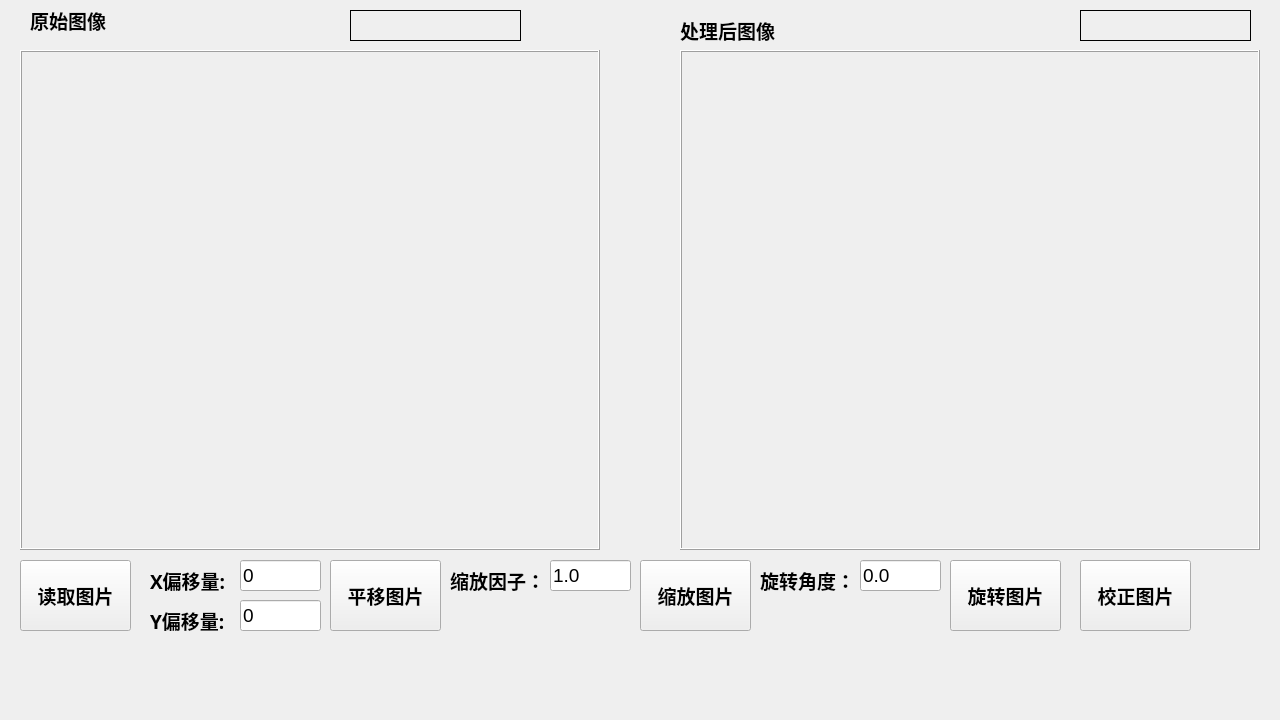
The window that course_design/opencv/Win/opencv_exp_2/opencv_exp_2.ui (BLUEMOON233/code) describes before a commit, drawn with Qt 5.
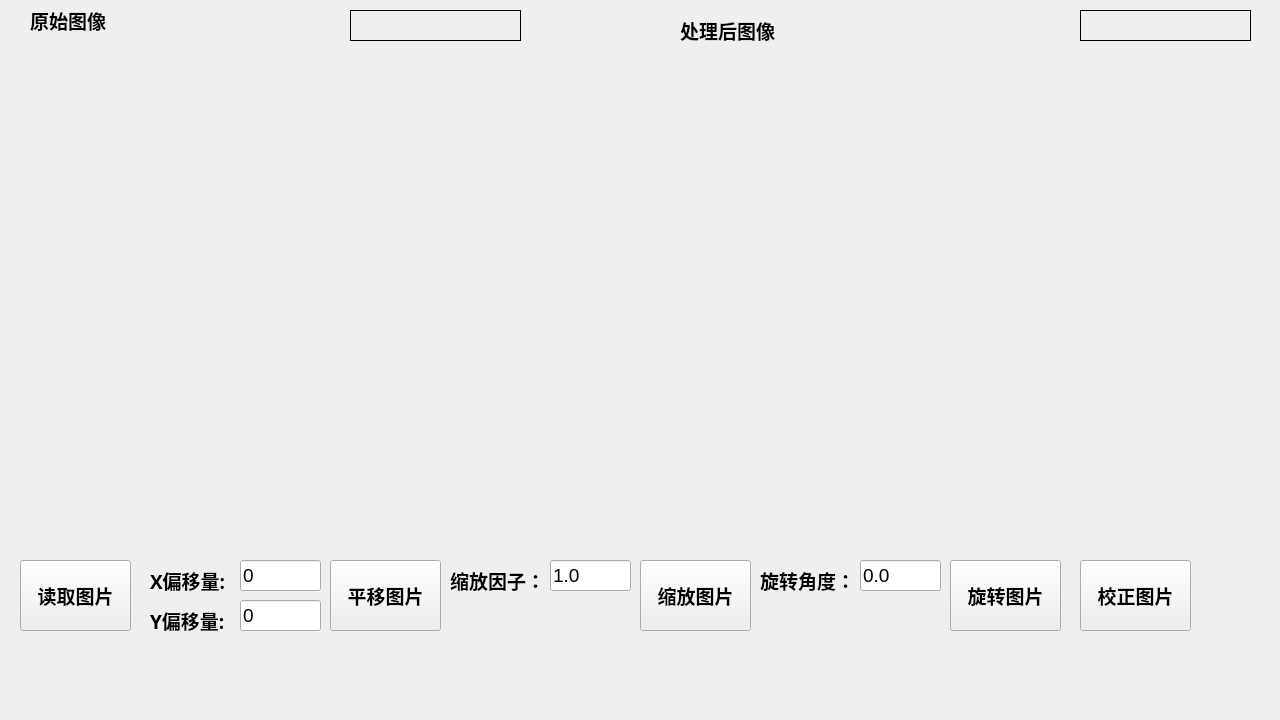
The same window after the commit.

```diff
--- a/course_design/opencv/Win/opencv_exp_2/opencv_exp_2.ui
+++ b/course_design/opencv/Win/opencv_exp_2/opencv_exp_2.ui
@@ -36,7 +36,7 @@
      </rect>
     </property>
     <property name="frameShape">
-     <enum>QFrame::Box</enum>
+     <enum>QFrame::NoFrame</enum>
     </property>
     <property name="frameShadow">
      <enum>QFrame::Raised</enum>
@@ -58,7 +58,7 @@
      </rect>
     </property>
     <property name="frameShape">
-     <enum>QFrame::Box</enum>
+     <enum>QFrame::NoFrame</enum>
     </property>
     <property name="frameShadow">
      <enum>QFrame::Raised</enum>
```
